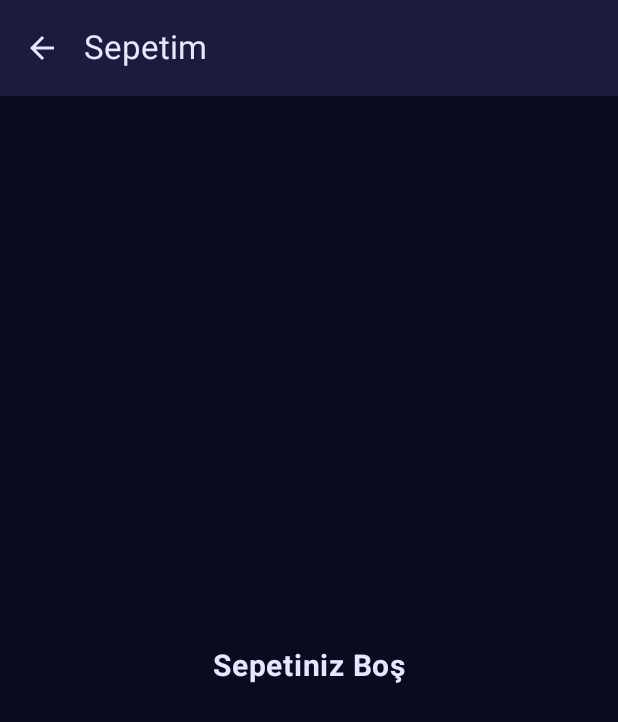
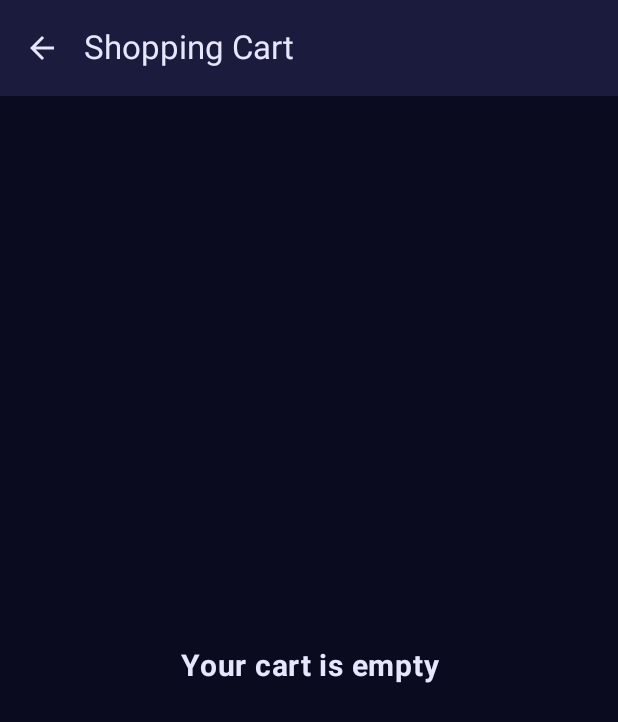
Before and after one commit to mertmutludevelopment/MoviesMobile, an Android app built with Jetpack Compose: the CartScreen screen opened through its navigation route, on a phone screen of 412 x 824 dp. Shown: the top 722 px of the screen. Run offline under Robolectric (Android 15) with nearby library versions, the phone set to English and light mode, and no system bars; our stand-ins replace Dagger/Hilt's generated code; pictures from the network do not load.

Commit message:
update: title text change

```diff
--- a/app/src/main/java/com/example/moviesmobile/ui/components/EmptyCart.kt
+++ b/app/src/main/java/com/example/moviesmobile/ui/components/EmptyCart.kt
@@ -22,7 +22,7 @@ fun EmptyCart() {
         contentAlignment = Alignment.Center
     ) {
         Text(
-            text = "Sepetiniz Boş",
+            text = "Your cart is empty",
             color = OnSurface,
             fontSize = 20.sp,
             fontWeight = FontWeight.Bold,
--- a/app/src/main/java/com/example/moviesmobile/ui/components/MainSearchBar.kt
+++ b/app/src/main/java/com/example/moviesmobile/ui/components/MainSearchBar.kt
@@ -26,7 +26,7 @@ fun MainSearchBar(
             .padding(horizontal = 16.dp, vertical = 8.dp),
         placeholder = {
             Text(
-                text = "Film Ara...",
+                text = "Search movies...",
                 color = OnSurface.copy(alpha = 0.6f)
             )
         },
--- a/app/src/main/java/com/example/moviesmobile/ui/screens/CartScreen.kt
+++ b/app/src/main/java/com/example/moviesmobile/ui/screens/CartScreen.kt
@@ -31,7 +31,7 @@ fun CartScreen(
             .background(Background)
     ) {
         CartTopBar(
-            title = "Sepetim",
+            title = "Shopping Cart",
             navController = navController
         )
 
```
